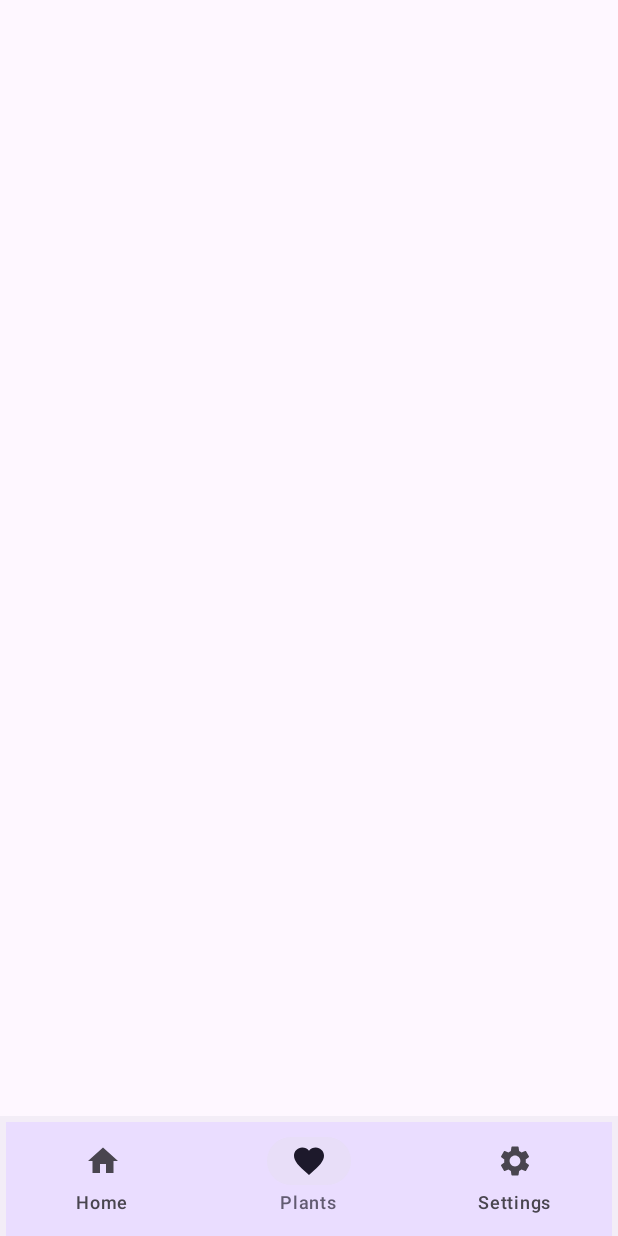
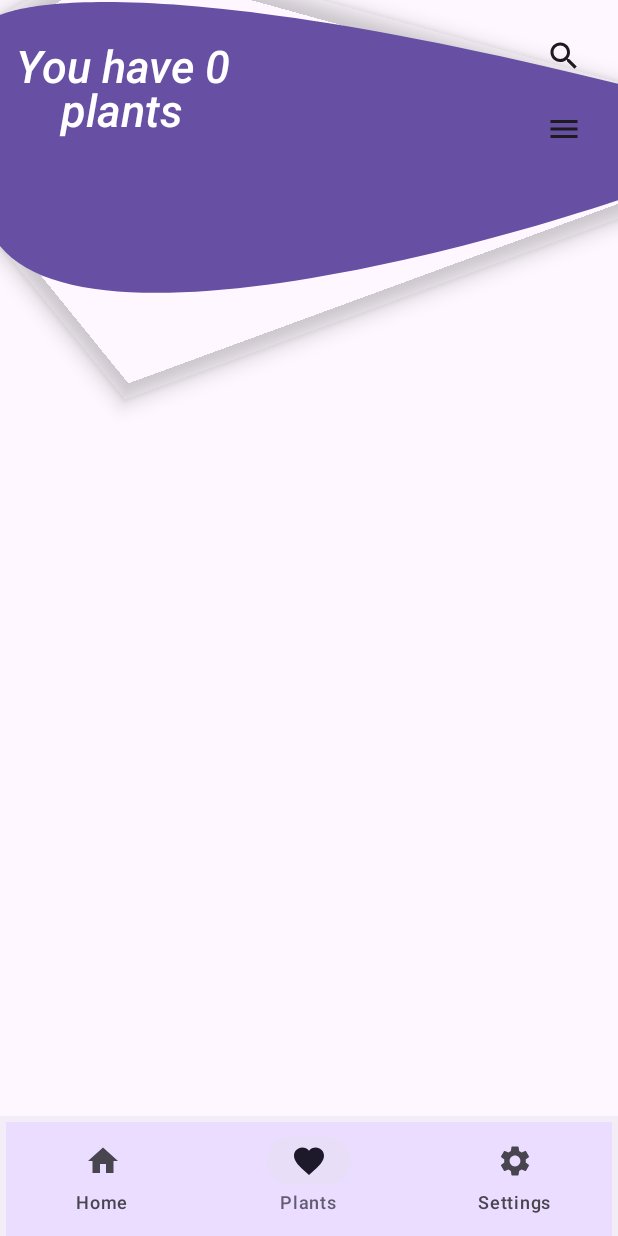
Before and after one commit to CoffeeWorldDev/PlantCare, an Android app built with Jetpack Compose: the screen it shows after launch (MainActivity), item 2 of the bottom bar chosen, on a phone screen of 412 x 824 dp. Run offline under Robolectric (Android 15) with nearby library versions, the phone set to English and light mode, and no system bars; our stand-ins replace Dagger/Hilt's generated code, Room's generated code.

Commit message:
start plant gallery screen

```diff
--- a/app/src/main/java/com/example/plantcare/ui/NavHost.kt
+++ b/app/src/main/java/com/example/plantcare/ui/NavHost.kt
@@ -13,6 +13,7 @@ import androidx.navigation.compose.composable
 import androidx.navigation.compose.rememberNavController
 import com.example.plantcare.ui.BottomNavBar.BottomNavItem
 import com.example.plantcare.ui.home.HomeBaseScreen
+import com.example.plantcare.ui.plantsGallery.PlantsGalleryScreenBase
 
 @Composable
 fun PlantCareNavHost(
@@ -28,7 +29,9 @@ fun PlantCareNavHost(
             )
         }
         composable(BottomNavItem.PlantsGallery.screen_route){
-        //    PlantsGalleryScreenBase(uiState)
+            PlantsGalleryScreenBase(modifier = Modifier.fillMaxSize()
+                                              .background(MaterialTheme.colorScheme.background)
+                                              .wrapContentSize(align = Alignment.TopCenter))
         }
         composable(BottomNavItem.Settings.screen_route){
         //    SettingsScreen()
--- a/app/src/main/java/com/example/plantcare/ui/home/HomeBaseScreen.kt
+++ b/app/src/main/java/com/example/plantcare/ui/home/HomeBaseScreen.kt
@@ -10,13 +10,11 @@ import androidx.compose.ui.Modifier
 import androidx.hilt.navigation.compose.hiltViewModel
 import androidx.lifecycle.compose.collectAsStateWithLifecycle
 
-//TODO make an alternative for older versions really
-@RequiresApi(Build.VERSION_CODES.O)
 @Composable
 fun HomeBaseScreen(viewModel: HomeViewModel = hiltViewModel(),
                    modifier: Modifier = Modifier) {
     val plantsState by viewModel.uiState.collectAsStateWithLifecycle()
-    Log.e("HERE", plantsState.toString())
+    Log.e("HOME BASE", plantsState.toString())
 
 
     Column() {
--- a/app/src/main/java/com/example/plantcare/ui/home/HomeViewModel.kt
+++ b/app/src/main/java/com/example/plantcare/ui/home/HomeViewModel.kt
@@ -63,7 +63,6 @@ class HomeViewModel @Inject constructor (
     }
 
 
-    @RequiresApi(Build.VERSION_CODES.O)
     fun updateTask(task: Tasks) = viewModelScope.launch {
         var taskToUpdate = ChangeTaskToInactive(task, GetDateInMillis())
         tasksRepository.updateTasks(taskToUpdate)
--- a/app/src/main/java/com/example/plantcare/ui/plantsGallery/PlantsGalleryScreenBase.kt
+++ b/app/src/main/java/com/example/plantcare/ui/plantsGallery/PlantsGalleryScreenBase.kt
@@ -1,27 +1,35 @@
 package com.example.plantcare.ui.plantsGallery
 
+import android.util.Log
 import androidx.compose.foundation.background
 import androidx.compose.foundation.layout.Column
 import androidx.compose.foundation.layout.fillMaxSize
 import androidx.compose.foundation.layout.wrapContentSize
 import androidx.compose.material3.MaterialTheme
 import androidx.compose.runtime.Composable
+import androidx.compose.runtime.getValue
 import androidx.compose.ui.Alignment
 import androidx.compose.ui.Modifier
+import androidx.hilt.navigation.compose.hiltViewModel
+import androidx.lifecycle.compose.collectAsStateWithLifecycle
 import com.example.plantcare.ui.home.HomeViewModel
 
 //TODO delete
 val column : Int = 2
 
 @Composable
-fun PlantsGalleryScreenBase(){
+fun PlantsGalleryScreenBase(viewModel: HomeViewModel = hiltViewModel(),
+                            modifier: Modifier = Modifier){
+    val plantsState by viewModel.uiState.collectAsStateWithLifecycle()
+    Log.e("PLANTS GALLERY", plantsState.toString())
     Column(
         modifier = Modifier
             .fillMaxSize()
             .background(MaterialTheme.colorScheme.background)
             .wrapContentSize(align = Alignment.TopCenter)
     ) {
-    //    PlantsGalleryTop(modifier = Modifier, plants)
+        PlantsGalleryTop(plantsState.plantsMap,
+            modifier = Modifier)
     //    PlantsGalleryMainBlockL2(plants)
         //PlantsGalleryMainBlockL3(plants, column, onNavigateToSecondScreen)
         //PlantsGalleryMainBlockL1(plants, onNavigateToSecondScreen)
--- a/app/src/main/java/com/example/plantcare/ui/plantsGallery/PlantsGalleryTop.kt
+++ b/app/src/main/java/com/example/plantcare/ui/plantsGallery/PlantsGalleryTop.kt
@@ -26,14 +26,15 @@ import androidx.compose.ui.text.style.TextAlign
 import androidx.compose.ui.unit.dp
 import androidx.compose.ui.unit.sp
 import com.example.plantcare.data.model.Plants
+import com.example.plantcare.data.model.Tasks
 import com.example.plantcare.ui.util.TitlesBackgroundShape
 
 
 @Composable
-fun PlantsGalleryTop(
-    modifier: Modifier,
-    plants: List<Plants>
+fun PlantsGalleryTop(plants: Map<Plants?, List<Tasks>>?,
+    modifier: Modifier
 ) {
+    val plantsList = plants?.keys?.toList()
     val primaryColor = MaterialTheme.colorScheme.primary
     val onPrimaryColor = MaterialTheme.colorScheme.onPrimary
     val primaryColorContainer = MaterialTheme.colorScheme.primaryContainer
@@ -57,7 +58,7 @@ fun PlantsGalleryTop(
                 contentAlignment = Alignment.Center
                 ) {
                 Text(
-                    text = "You have ${plants.size}\nplants",
+                    text = "You have ${plantsList?.size}\nplants",
                     fontWeight = FontWeight.SemiBold,
                     textAlign = TextAlign.Center,
                     fontSize = 30.sp,
--- a/app/src/main/java/com/example/plantcare/ui/util/ChangeTaskToInactive.kt
+++ b/app/src/main/java/com/example/plantcare/ui/util/ChangeTaskToInactive.kt
@@ -5,9 +5,6 @@ import androidx.annotation.RequiresApi
 import com.example.plantcare.data.model.Tasks
 import java.util.Date
 
-//TODO check about build versions
-//
-@RequiresApi(Build.VERSION_CODES.O)
 public fun ChangeTaskToInactive(task: Tasks, date: Date) : Tasks {
     val passedDays = getElapsedTime(date)
     task.isActive = false
--- a/app/src/main/java/com/example/plantcare/ui/util/TimeRelatedFunctions.kt
+++ b/app/src/main/java/com/example/plantcare/ui/util/TimeRelatedFunctions.kt
@@ -8,6 +8,7 @@ import java.time.Period
 import java.time.ZoneId
 import java.util.Calendar
 import java.util.Date
+import java.util.concurrent.TimeUnit
 
 
 /**
@@ -35,9 +36,9 @@ fun GetDateInString(day: Int = 0):String{
     return current
 }
 
-    @RequiresApi(Build.VERSION_CODES.O)
     fun getElapsedTime(previousDate: Date): Int {
         // parse the date with a suitable formatter
+        if(android.os.Build.VERSION.SDK_INT >= Build.VERSION_CODES.O){
             val changedOldDate = previousDate.toInstant()
                 .atZone(ZoneId.systemDefault())
                 .toLocalDate();
@@ -52,3 +53,7 @@ fun GetDateInString(day: Int = 0):String{
             //         + period.years + " years, " + period.months + " months and "
             //         + period.days + " days")
         }
+
+        val diff: Long = previousDate.time - GetDateInMillis(0).time
+        return TimeUnit.DAYS.convert(diff, TimeUnit.MILLISECONDS).toInt()
+    }
```
Lines whose indentation alone changed are shown as unchanged.
